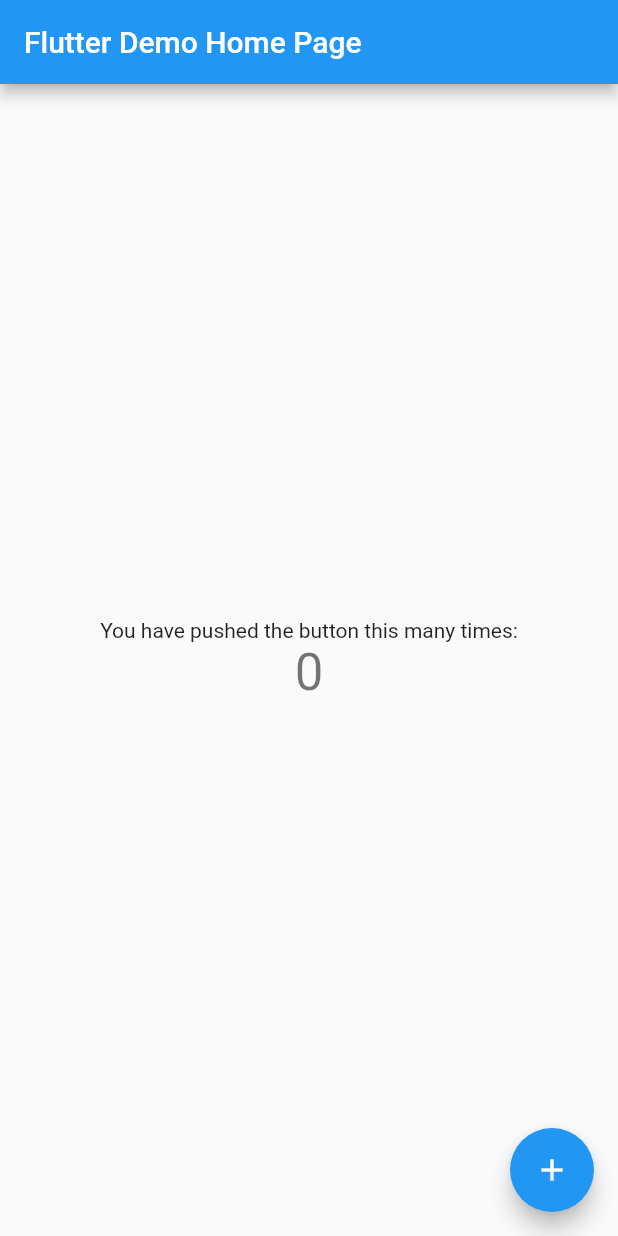
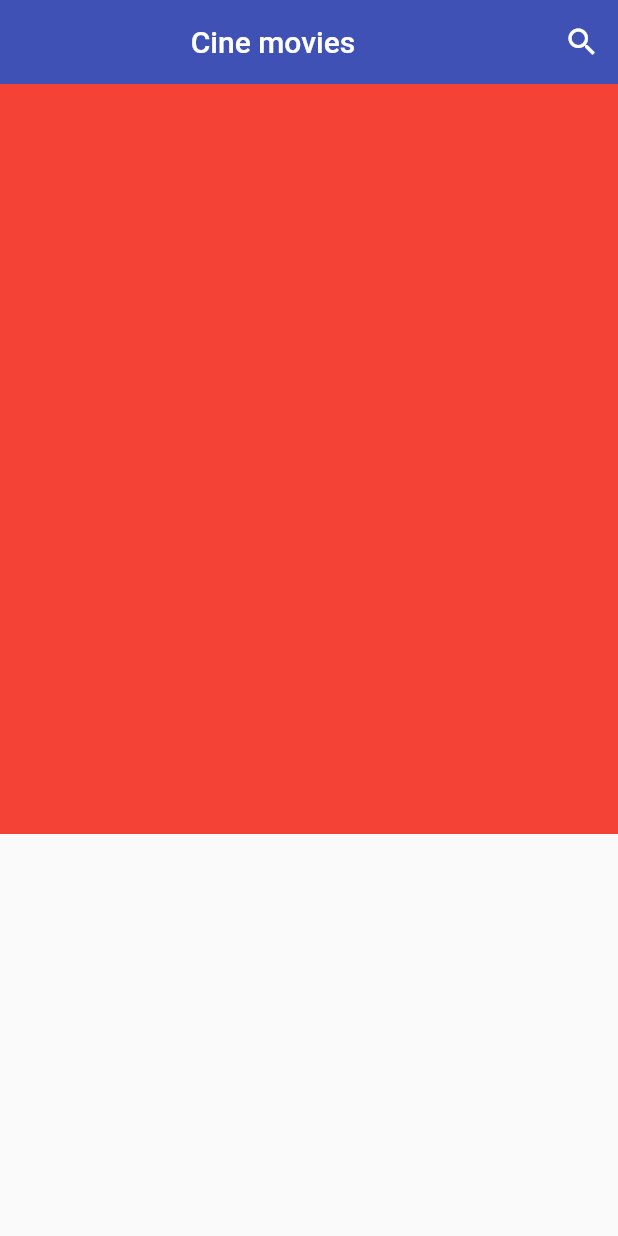
Before and after one commit to ChristianTC/movies_app_flutter, a Flutter app: the screen it shows after launch, on a phone screen of 412 x 824 dp. Run offline on Flutter 3.47's test engine with Material 2 defaults, Android fonts, the phone set to English and light mode, and no system bars.

Commit message:
HomeScreen details, global theme

```diff
--- a/lib/main.dart
+++ b/lib/main.dart
@@ -1,115 +1,24 @@
 import 'package:flutter/material.dart';
+import 'package:movies_app/screens/screens.dart';
 
-void main() {
-  runApp(const MyApp());
-}
+void main() => runApp(const MyApp());
 
 class MyApp extends StatelessWidget {
-  const MyApp({Key? key}) : super(key: key);
+  const MyApp({super.key});
 
-  // This widget is the root of your application.
   @override
   Widget build(BuildContext context) {
     return MaterialApp(
-      title: 'Flutter Demo',
-      theme: ThemeData(
-        // This is the theme of your application.
-        //
-        // Try running your application with "flutter run". You'll see the
-        // application has a blue toolbar. Then, without quitting the app, try
-        // changing the primarySwatch below to Colors.green and then invoke
-        // "hot reload" (press "r" in the console where you ran "flutter run",
-        // or simply save your changes to "hot reload" in a Flutter IDE).
-        // Notice that the counter didn't reset back to zero; the application
-        // is not restarted.
-        primarySwatch: Colors.blue,
+      debugShowCheckedModeBanner: false,
+      title: 'Movies',
+      initialRoute: 'home',
+      routes: {
+        'home': (_) => const HomeScreen(),
+        'details': (_) => const DetailsScreen(),
+      },
+      theme: ThemeData.light().copyWith(
+        appBarTheme: const AppBarTheme(color: Colors.indigo),
       ),
-      home: const MyHomePage(title: 'Flutter Demo Home Page'),
     );
   }
 }
-
-class MyHomePage extends StatefulWidget {
-  const MyHomePage({Key? key, required this.title}) : super(key: key);
-
-  // This widget is the home page of your application. It is stateful, meaning
-  // that it has a State object (defined below) that contains fields that affect
-  // how it looks.
-
-  // This class is the configuration for the state. It holds the values (in this
-  // case the title) provided by the parent (in this case the App widget) and
-  // used by the build method of the State. Fields in a Widget subclass are
-  // always marked "final".
-
-  final String title;
-
-  @override
-  State<MyHomePage> createState() => _MyHomePageState();
-}
-
-class _MyHomePageState extends State<MyHomePage> {
-  int _counter = 0;
-
-  void _incrementCounter() {
-    setState(() {
-      // This call to setState tells the Flutter framework that something has
-      // changed in this State, which causes it to rerun the build method below
-      // so that the display can reflect the updated values. If we changed
-      // _counter without calling setState(), then the build method would not be
-      // called again, and so nothing would appear to happen.
-      _counter++;
-    });
-  }
-
-  @override
-  Widget build(BuildContext context) {
-    // This method is rerun every time setState is called, for instance as done
-    // by the _incrementCounter method above.
-    //
-    // The Flutter framework has been optimized to make rerunning build methods
-    // fast, so that you can just rebuild anything that needs updating rather
-    // than having to individually change instances of widgets.
-    return Scaffold(
-      appBar: AppBar(
-        // Here we take the value from the MyHomePage object that was created by
-        // the App.build method, and use it to set our appbar title.
-        title: Text(widget.title),
-      ),
-      body: Center(
-        // Center is a layout widget. It takes a single child and positions it
-        // in the middle of the parent.
-        child: Column(
-          // Column is also a layout widget. It takes a list of children and
-          // arranges them vertically. By default, it sizes itself to fit its
-          // children horizontally, and tries to be as tall as its parent.
-          //
-          // Invoke "debug painting" (press "p" in the console, choose the
-          // "Toggle Debug Paint" action from the Flutter Inspector in Android
-          // Studio, or the "Toggle Debug Paint" command in Visual Studio Code)
-          // to see the wireframe for each widget.
-          //
-          // Column has various properties to control how it sizes itself and
-          // how it positions its children. Here we use mainAxisAlignment to
-          // center the children vertically; the main axis here is the vertical
-          // axis because Columns are vertical (the cross axis would be
-          // horizontal).
-          mainAxisAlignment: MainAxisAlignment.center,
-          children: <Widget>[
-            const Text(
-              'You have pushed the button this many times:',
-            ),
-            Text(
-              '$_counter',
-              style: Theme.of(context).textTheme.headline4,
-            ),
-          ],
-        ),
-      ),
-      floatingActionButton: FloatingActionButton(
-        onPressed: _incrementCounter,
-        tooltip: 'Increment',
-        child: const Icon(Icons.add),
-      ), // This trailing comma makes auto-formatting nicer for build methods.
-    );
-  }
-}
--- /dev/null
+++ b/lib/screens/details_screen.dart
@@ -0,0 +1,16 @@
+import 'package:flutter/material.dart';
+
+class DetailsScreen extends StatelessWidget {
+  const DetailsScreen({Key? key}) : super(key: key);
+
+  @override
+  Widget build(BuildContext context) {
+    return Scaffold(
+      body: Container(
+        child: Center(
+          child: Text('Details Screen'),
+        ),
+      ),
+    );
+  }
+}
--- /dev/null
+++ b/lib/screens/home_screen.dart
@@ -0,0 +1,24 @@
+import 'package:flutter/material.dart';
+import 'package:movies_app/widgets/widgets.dart';
+
+class HomeScreen extends StatelessWidget {
+  const HomeScreen({Key? key}) : super(key: key);
+
+  @override
+  Widget build(BuildContext context) {
+    return Scaffold(
+      appBar: AppBar(
+        title: const Center(child: Text('Cine movies')),
+        elevation: 0,
+        actions: [
+          IconButton(onPressed: () {}, icon: Icon(Icons.search_outlined))
+        ],
+      ),
+      body: Column(children: const [
+        //TODO CardSwiper
+        CardSwiper()
+        // movies list
+      ]),
+    );
+  }
+}
--- /dev/null
+++ b/lib/screens/screens.dart
@@ -0,0 +1,2 @@
+export 'package:movies_app/screens/details_screen.dart';
+export 'package:movies_app/screens/home_screen.dart';
--- /dev/null
+++ b/lib/widgets/card_swiper.dart
@@ -0,0 +1,14 @@
+import 'package:flutter/material.dart';
+
+class CardSwiper extends StatelessWidget {
+  const CardSwiper({Key? key}) : super(key: key);
+
+  @override
+  Widget build(BuildContext context) {
+    return Container(
+      width: double.infinity,
+      height: 500,
+      color: Colors.red,
+    );
+  }
+}
--- /dev/null
+++ b/lib/widgets/widgets.dart
@@ -0,0 +1 @@
+export 'package:movies_app/widgets/card_swiper.dart';
```
